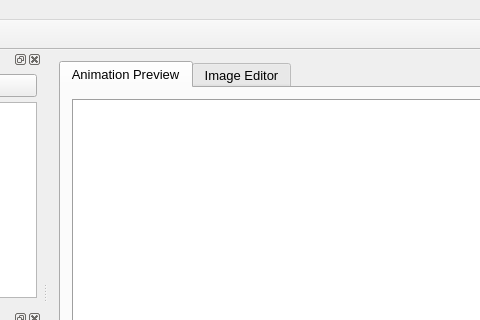
Before: the Qt Designer form Project/Source/sr_main_window.ui in BluFedora/SR-Spritesheet-Manager, drawn with Qt 5; both pictures show x 224 to 704 and y 0 to 320 of the 1280 by 720 pixel window.
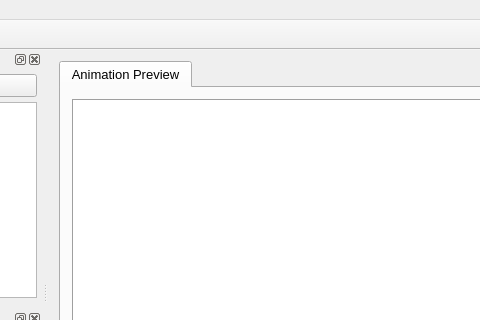
After: the same form once the commit is applied. The open tabs and pages were chosen to show the change. Icons and pictures are not drawn. Custom widgets are drawn as their Qt base class.

Commit message: Fix crash when restoring layout of maximized window

The edit to the form file:
```diff
--- a/Project/Source/sr_main_window.ui
+++ b/Project/Source/sr_main_window.ui
@@ -80,11 +80,6 @@
         </item>
        </layout>
       </widget>
-      <widget class="QWidget" name="tab_2">
-       <attribute name="title">
-        <string>Image Editor</string>
-       </attribute>
-      </widget>
      </widget>
     </item>
    </layout>
```
Left out of the diff: 4 changed lines with no effect on the pictures. The commit also changes 5 other files.
